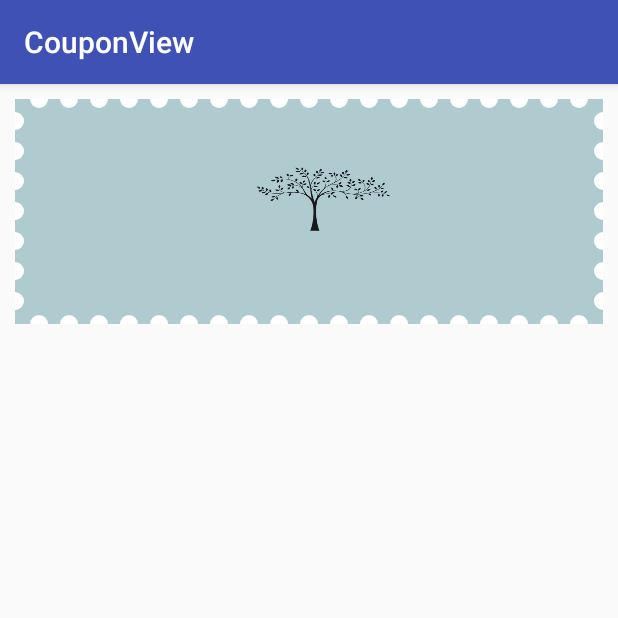
After one commit to dongjunkun/CouponView, an Android app: the fragment CouponImageViewFragment shown on its own in the app's theme, on a phone screen of 412 x 824 dp, the top half of it. The commit adds this screen. Run offline under Robolectric (Android 15) with nearby library versions, the phone set to English and light mode, and no system bars.

Commit message:
first commit

```diff
--- /dev/null
+++ b/app/src/main/java/yyydjk/com/couponview/fragments/CouponImageViewFragment.java
@@ -0,0 +1,25 @@
+package yyydjk.com.couponview.fragments;
+
+
+import android.os.Bundle;
+import android.support.v4.app.Fragment;
+import android.view.LayoutInflater;
+import android.view.View;
+import android.view.ViewGroup;
+
+import yyydjk.com.couponview.R;
+
+/**
+ * A simple {@link Fragment} subclass.
+ */
+public class CouponImageViewFragment extends Fragment {
+
+
+    @Override
+    public View onCreateView(LayoutInflater inflater, ViewGroup container,
+                             Bundle savedInstanceState) {
+        // Inflate the layout for this fragment
+        return inflater.inflate(R.layout.fragment_coupon_image_view, container, false);
+    }
+
+}
--- a/app/src/main/res/layout/activity_main.xml
+++ b/app/src/main/res/layout/activity_main.xml
@@ -6,10 +6,12 @@
     android:layout_width="match_parent"
     android:layout_height="match_parent"
     android:orientation="vertical"
+    xmlns:app="http://schemas.android.com/apk/res-auto"
     tools:context="yyydjk.com.couponview.MainActivity">
 
     <android.support.design.widget.TabLayout
         android:id="@+id/tab"
+        app:tabMode="scrollable"
         android:layout_width="match_parent"
         android:layout_height="wrap_content"/>
 
--- /dev/null
+++ b/app/src/main/res/layout/fragment_coupon_image_view.xml
@@ -0,0 +1,34 @@
+<FrameLayout xmlns:android="http://schemas.android.com/apk/res/android"
+             xmlns:tools="http://schemas.android.com/tools"
+             android:layout_width="match_parent"
+             android:padding="10dp"
+             android:layout_height="match_parent"
+             tools:context="yyydjk.com.couponview.fragments.CouponImageViewFragment">
+
+    <yyydjk.com.couponview.widget.CouponImageView
+        xmlns:app="http://schemas.android.com/apk/res-auto"
+        android:id="@+id/couponView"
+        android:layout_width="match_parent"
+        android:layout_height="150dp"
+        android:orientation="vertical"
+        android:padding="10dp"
+        android:background="@mipmap/image"
+        android:scaleType="centerCrop"
+        app:cv_dash_line_color="@android:color/white"
+        app:cv_dash_line_gap="5dp"
+        app:cv_dash_line_height="2dp"
+        app:cv_dash_line_length="10dp"
+        app:cv_is_bottom_dash_line="false"
+        app:cv_is_bottom_semicircle="true"
+        app:cv_is_left_dash_line="false"
+        app:cv_is_left_semicircle="true"
+        app:cv_is_right_dash_line="false"
+        app:cv_is_right_semicircle="true"
+        app:cv_is_top_dash_line="false"
+        app:cv_is_top_semicircle="true"
+        app:cv_semicircle_color="@android:color/white"
+        app:cv_semicircle_gap="8dp"
+        app:cv_semicircle_radius="6dp"/>
+
+
+</FrameLayout>
--- a/app/src/main/res/layout/item_coupon_dash_line.xml
+++ b/app/src/main/res/layout/item_coupon_dash_line.xml
@@ -1,5 +1,6 @@
 <?xml version="1.0" encoding="utf-8"?>
-<yyydjk.com.library.CouponView xmlns:android="http://schemas.android.com/apk/res/android"
+<yyydjk.com.library.CouponView
+    xmlns:android="http://schemas.android.com/apk/res/android"
     xmlns:app="http://schemas.android.com/apk/res-auto"
     android:id="@+id/couponView"
     android:layout_width="match_parent"
```
Also changed, not shown: app/build.gradle (+4 -4 lines), app/src/main/java/yyydjk/com/couponview/MainActivity.java (+7 -3 lines), app/src/main/java/yyydjk/com/couponview/widget/CouponImageView.java (added, +161 -0 lines), app/src/main/res/mipmap-xhdpi/image.jpg (added), 1 other file. Lines whose indentation alone changed are shown as unchanged.
